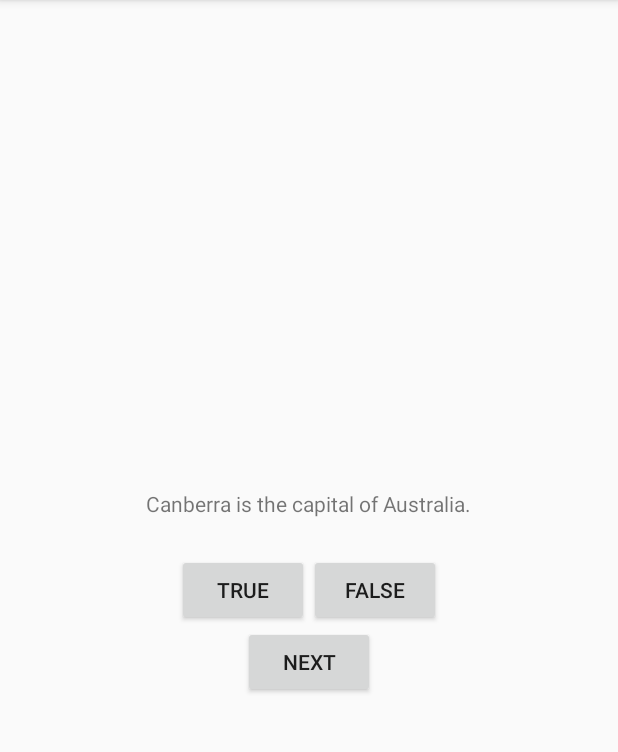
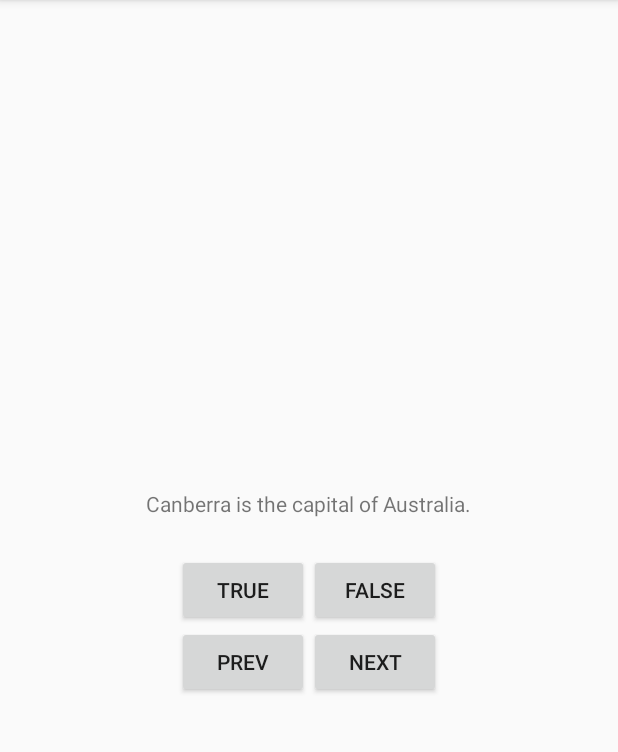
Before and after one commit to Marshall8991/GQuiz, an Android app: the screen it shows after launch (MainActivity), on a phone screen of 412 x 824 dp, the part 84-836 px from its top. Run offline under Robolectric (Android 15) with nearby library versions, the phone set to English and light mode, and no system bars.

Commit message:
Initial commit

```diff
--- /dev/null
+++ b/app/src/main/java/com/example/gquiz/LoggingActivity.java
@@ -0,0 +1,50 @@
+package com.example.gquiz;
+
+import android.os.Bundle;
+import android.util.Log;
+
+import androidx.annotation.Nullable;
+import androidx.appcompat.app.AppCompatActivity;
+
+public abstract class LoggingActivity extends AppCompatActivity {
+
+    @Override
+    protected void onCreate(@Nullable Bundle savedInstanceState) {
+        super.onCreate(savedInstanceState);
+        log("onCreate");
+    }
+
+    @Override
+    protected void onStart() {
+        super.onStart();
+        log("onStart");
+    }
+
+    @Override
+    protected void onResume() {
+        super.onResume();
+        log("onResume");
+    }
+
+    @Override
+    protected void onPause() {
+        log("onPause");
+        super.onPause();
+    }
+
+    @Override
+    protected void onStop() {
+        log("onStop");
+        super.onStop();
+    }
+
+    @Override
+    protected void onDestroy() {
+        log("onDestroy");
+        super.onDestroy();
+    }
+
+    private void log(String msg) {
+        Log.e("LoggingActivity", getClass().getSimpleName() + " " + msg);
+    }
+}
--- a/app/src/main/java/com/example/gquiz/MainActivity.java
+++ b/app/src/main/java/com/example/gquiz/MainActivity.java
@@ -8,10 +8,11 @@ import android.widget.Button;
 import android.widget.TextView;
 import android.widget.Toast;
 
-public class MainActivity extends AppCompatActivity {
+public class MainActivity extends LoggingActivity {
 
     private Button trueButton;
     private Button falseButton;
+    private Button prevButton;
     private Button nextButton;
     private TextView questionView;
 
@@ -33,13 +34,13 @@ public class MainActivity extends AppCompatActivity {
 
         trueButton = findViewById(R.id.true_button);
         falseButton = findViewById(R.id.false_button);
+        prevButton = findViewById(R.id.prev_button);
         nextButton = findViewById(R.id.next_button);
         questionView = findViewById(R.id.question);
 
         applyCurrentQuestion();
 
         trueButton.setOnClickListener(new View.OnClickListener() {
-
             @Override
             public void onClick(View v) {
                 onAnswerSelected(true);
@@ -50,6 +51,19 @@ public class MainActivity extends AppCompatActivity {
             @Override
             public void onClick(View v) {
                 onAnswerSelected(false);
+            }
+        });
+
+        prevButton.setOnClickListener(new View.OnClickListener() {
+            @Override
+            public void onClick(View v) {
+                if (currentQuestionIndex == 0) {
+                    currentQuestionIndex = mQuestionBank.length - 1;
+                } else {
+                    currentQuestionIndex--;
+                }
+
+                applyCurrentQuestion();
             }
         });
 
--- a/app/src/main/res/layout/activity_main.xml
+++ b/app/src/main/res/layout/activity_main.xml
@@ -31,10 +31,22 @@
             android:text="@string/false_button" />
     </LinearLayout>
 
-    <Button
+    <LinearLayout
+        android:layout_width="wrap_content"
+        android:layout_height="wrap_content"
+        android:orientation="horizontal">
+
+        <Button
+            android:id="@+id/prev_button"
+            android:layout_width="wrap_content"
+            android:layout_height="wrap_content"
+            android:text="@string/prev_button" />
+
+        <Button
         android:id="@+id/next_button"
         android:layout_width="wrap_content"
         android:layout_height="wrap_content"
         android:text="@string/next_button" />
+    </LinearLayout>
 
 </LinearLayout>
--- a/app/src/main/res/values/strings.xml
+++ b/app/src/main/res/values/strings.xml
@@ -1,5 +1,7 @@
 <resources>
     <string name="app_name">GQuiz</string>
+
+    <string name="prev_button">Prev</string>
 
     <string name="next_button">Next</string>
 
```
